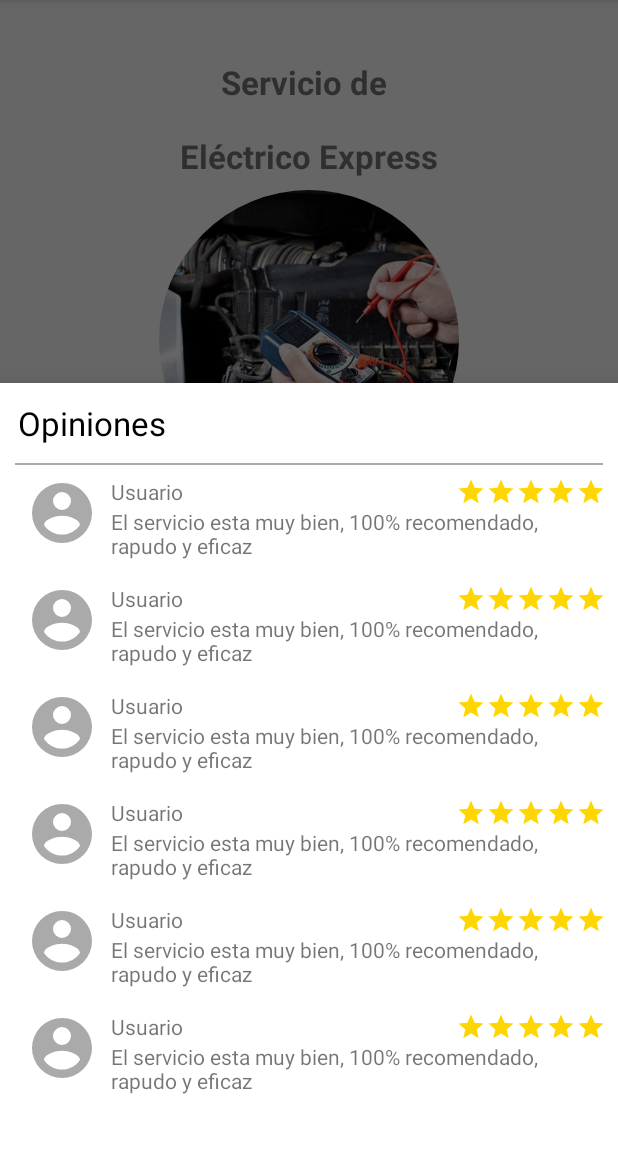
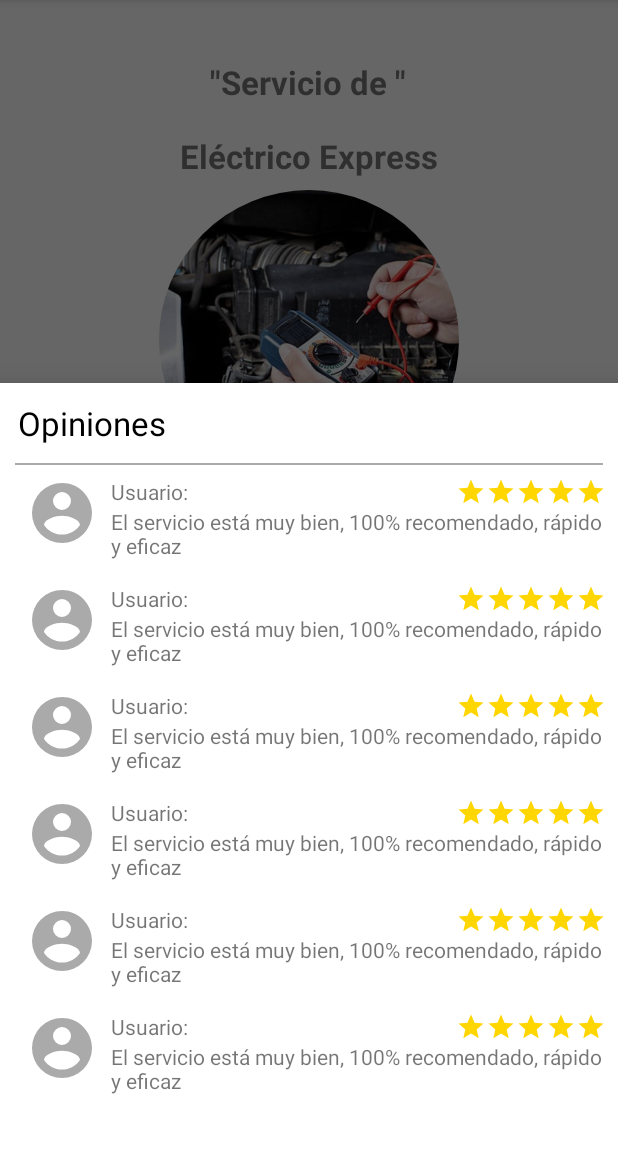
Before and after one commit to BennettxD2001/UPIC3, an Android app: the BusinessDetail screen opened directly, with no data from a screen before it, after a tap on "COMENTARIOS", on a phone screen of 412 x 824 dp, the part 84-1236 px from its top. Run offline under Robolectric (Android 15) with nearby library versions, the phone set to English and light mode, and no system bars; our stand-ins replace CircleImageView, Firebase (no records; nobody signed in at launch, a user with empty details on screens opened directly); 5 statements that could not run were skipped.

Commit message:
cambio - andrea

```diff
--- a/app/src/main/java/com/example/upic2/BusinessDetail.java
+++ b/app/src/main/java/com/example/upic2/BusinessDetail.java
@@ -37,14 +37,14 @@ public class BusinessDetail extends AppCompatActivity {
         servicios=findViewById(R.id.servicios);
         tipoServicio=findViewById(R.id.tvTipoServicio);
         nombre=findViewById(R.id.nombreServicio);
-        tipo=extras.getString("TIPO");
+        tipo=extras.getString(getString(R.string.tipo));
         id=extras.getString("ID");
         uid=extras.getString("UID");
-        tipoServicio.setText("Servicio de "+tipo);
+        tipoServicio.setText(getString(R.string.servicio)+tipo);
         datosReference.child("Servicios/"+tipo+"/"+id).addValueEventListener(new ValueEventListener() {
             @Override
             public void onDataChange(@NonNull DataSnapshot snapshot) {
-                String name=snapshot.child("Nombre").getValue(String.class);
+                String name=snapshot.child(getString(R.string.nombree)).getValue(String.class);
                 String services=snapshot.child("Servicios").getValue(String.class);
 
                 nombre.setText(name.toString());
@@ -89,12 +89,12 @@ public class BusinessDetail extends AppCompatActivity {
     }
 
     public void loadVehicleData(){
-        vehicleReference.child("Usuarios/"+uid).addValueEventListener(new ValueEventListener() {
+        vehicleReference.child(getString(R.string.usuarios)+uid).addValueEventListener(new ValueEventListener() {
             @Override
             public void onDataChange(@NonNull DataSnapshot snapshot) {
-                marca.setText(snapshot.child("Marca").getValue(String.class));
-                modelo.setText(snapshot.child("Modelo").getValue(String.class));
-                cilindraje.setText(snapshot.child("Cilindraje").getValue(String.class));
+                marca.setText(snapshot.child(getString(R.string.marcaa)).getValue(String.class));
+                modelo.setText(snapshot.child(getString(R.string.model)).getValue(String.class));
+                cilindraje.setText(snapshot.child(getString(R.string.cilindrajee)).getValue(String.class));
                 anio.setText(snapshot.child("Anio").getValue(String.class));
             }
             @Override
--- a/app/src/main/res/layout/activity_business_detail.xml
+++ b/app/src/main/res/layout/activity_business_detail.xml
@@ -119,7 +119,7 @@
             android:id="@+id/btnComentarios"
             android:layout_width="wrap_content"
             android:layout_height="wrap_content"
-            android:text="Comentarios"
+            android:text="@string/comentarios"
             android:layout_weight="1"
             android:layout_margin="10dp"/>
 
@@ -127,7 +127,7 @@
             android:id="@+id/btnPedir"
             android:layout_width="wrap_content"
             android:layout_height="wrap_content"
-            android:text="Pedir servicio"
+            android:text="@string/pedir_servicio"
             android:layout_weight="1"
             android:layout_margin="10dp"/>
     </LinearLayout>
--- a/app/src/main/res/layout/activity_confirm.xml
+++ b/app/src/main/res/layout/activity_confirm.xml
@@ -29,14 +29,14 @@
                 android:layout_width="match_parent"
                 android:layout_height="wrap_content"
                 android:layout_weight="1"
-                android:text="Muchas gracias por pedir tu UPIC, no tarda en llegar" />
+                android:text="@string/muchas_gracias_por_pedir_tu_upic_no_tardar_en_llegar" />
 
             <Button
                 android:id="@+id/sig"
                 android:layout_width="match_parent"
                 android:layout_height="wrap_content"
                 android:layout_weight="1"
-                android:text="Siguiente"
+                android:text="@string/siguiente"
                 android:onClick="callLleg"/>
         </LinearLayout>
     </ScrollView>
--- a/app/src/main/res/layout/activity_main.xml
+++ b/app/src/main/res/layout/activity_main.xml
@@ -25,7 +25,7 @@
                 android:id="@+id/tvMapaServicio"
                 android:layout_width="match_parent"
                 android:layout_height="wrap_content"
-                android:text="Mecanicos Disponibles"
+                android:text="@string/mec_nicos_disponibles"
                 android:textSize="20sp"
                 android:textColor="@color/white"
                 android:layout_margin="10dp"
--- a/app/src/main/res/layout/bottom_sheet_opinion.xml
+++ b/app/src/main/res/layout/bottom_sheet_opinion.xml
@@ -19,7 +19,7 @@
                 android:layout_width="match_parent"
                 android:layout_height="wrap_content"
                 android:layout_margin="12dp"
-                android:text="Opiniones"
+                android:text="@string/opiniones"
                 android:textColor="@color/black"
                 android:textSize="22sp" />
 
@@ -61,7 +61,7 @@
                             android:layout_width="match_parent"
                             android:layout_height="wrap_content"
                             android:layout_weight="2"
-                            android:text="Usuario" />
+                            android:text="@string/usuario" />
 
                         <LinearLayout
                             android:layout_width="match_parent"
@@ -109,7 +109,7 @@
                     <TextView
                         android:layout_width="match_parent"
                         android:layout_height="wrap_content"
-                        android:text="El servicio esta muy bien, 100% recomendado, rapudo y eficaz" />
+                        android:text="@string/el_servicio_est_muy_bien_100_recomendado_r_pido_y_eficaz" />
                 </LinearLayout>
             </LinearLayout>
 
@@ -144,7 +144,7 @@
                             android:layout_width="match_parent"
                             android:layout_height="wrap_content"
                             android:layout_weight="2"
-                            android:text="Usuario" />
+                            android:text="@string/usuario" />
 
                         <LinearLayout
                             android:layout_width="match_parent"
@@ -192,7 +192,7 @@
                     <TextView
                         android:layout_width="match_parent"
                         android:layout_height="wrap_content"
-                        android:text="El servicio esta muy bien, 100% recomendado, rapudo y eficaz" />
+                        android:text="@string/el_servicio_est_muy_bien_100_recomendado_r_pido_y_eficaz" />
                 </LinearLayout>
             </LinearLayout>
 
@@ -227,7 +227,7 @@
                             android:layout_width="match_parent"
                             android:layout_height="wrap_content"
                             android:layout_weight="2"
-                            android:text="Usuario" />
+                            android:text="@string/usuario" />
 
                         <LinearLayout
                             android:layout_width="match_parent"
@@ -275,7 +275,7 @@
                     <TextView
                         android:layout_width="match_parent"
                         android:layout_height="wrap_content"
-                        android:text="El servicio esta muy bien, 100% recomendado, rapudo y eficaz" />
+                        android:text="@string/el_servicio_est_muy_bien_100_recomendado_r_pido_y_eficaz" />
                 </LinearLayout>
             </LinearLayout>
 
@@ -310,7 +310,7 @@
                             android:layout_width="match_parent"
                             android:layout_height="wrap_content"
                             android:layout_weight="2"
-                            android:text="Usuario" />
+                            android:text="@string/usuario" />
 
                         <LinearLayout
                             android:layout_width="match_parent"
@@ -358,7 +358,7 @@
                     <TextView
                         android:layout_width="match_parent"
                         android:layout_height="wrap_content"
-                        android:text="El servicio esta muy bien, 100% recomendado, rapudo y eficaz" />
+                        android:text="@string/el_servicio_est_muy_bien_100_recomendado_r_pido_y_eficaz" />
                 </LinearLayout>
             </LinearLayout>
 
@@ -393,7 +393,7 @@
                             android:layout_width="match_parent"
                             android:layout_height="wrap_content"
                             android:layout_weight="2"
-                            android:text="Usuario" />
+                            android:text="@string/usuario" />
 
                         <LinearLayout
                             android:layout_width="match_parent"
@@ -441,7 +441,7 @@
                     <TextView
                         android:layout_width="match_parent"
                         android:layout_height="wrap_content"
-                        android:text="El servicio esta muy bien, 100% recomendado, rapudo y eficaz" />
+                        android:text="@string/el_servicio_est_muy_bien_100_recomendado_r_pido_y_eficaz" />
                 </LinearLayout>
             </LinearLayout>
 
@@ -476,7 +476,7 @@
                             android:layout_width="match_parent"
                             android:layout_height="wrap_content"
                             android:layout_weight="2"
-                            android:text="Usuario" />
+                            android:text="@string/usuario" />
 
                         <LinearLayout
                             android:layout_width="match_parent"
@@ -524,7 +524,7 @@
                     <TextView
                         android:layout_width="match_parent"
                         android:layout_height="wrap_content"
-                        android:text="El servicio esta muy bien, 100% recomendado, rapudo y eficaz" />
+                        android:text="@string/el_servicio_est_muy_bien_100_recomendado_r_pido_y_eficaz" />
                 </LinearLayout>
             </LinearLayout>
         </LinearLayout>
```
Also changed, not shown: app/src/main/res/layout/activity_comentarios.xml (+4 -4 lines), app/src/main/res/layout/activity_llegada.xml (+4 -4 lines), app/src/main/res/layout/activity_proceso.xml (+4 -4 lines), app/src/main/res/layout/activity_reportar.xml (+6 -6 lines), app/src/main/res/layout/activity_sign_in.xml (+6 -6 lines), app/src/main/res/layout/bottom_reporte_problema.xml (+10 -10 lines), app/src/main/res/values/strings.xml (+46 -2 lines), 1 other file.
